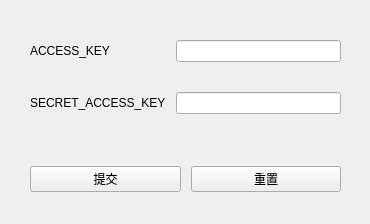
qinxuye/CloudBackup, file CloudBackup/ui/S3Login.ui: the form before one commit.
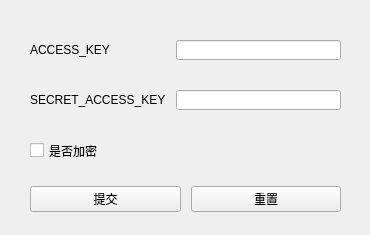
The form after the commit.

Diff of the .ui file:
```diff
--- a/CloudBackup/ui/S3Login.ui
+++ b/CloudBackup/ui/S3Login.ui
@@ -7,7 +7,7 @@
     <x>0</x>
     <y>0</y>
     <width>370</width>
-    <height>224</height>
+    <height>235</height>
    </rect>
   </property>
   <property name="windowTitle">
@@ -19,7 +19,7 @@
      <x>20</x>
      <y>30</y>
      <width>331</width>
-     <height>101</height>
+     <height>141</height>
     </rect>
    </property>
    <layout class="QFormLayout" name="sFormLayout">
@@ -59,13 +59,20 @@
       </property>
      </widget>
     </item>
+    <item row="2" column="0">
+     <widget class="QCheckBox" name="lsencrypt">
+      <property name="text">
+       <string>是否加密</string>
+      </property>
+     </widget>
+    </item>
    </layout>
   </widget>
   <widget class="QWidget" name="gridLayoutWidget">
    <property name="geometry">
     <rect>
      <x>20</x>
-     <y>160</y>
+     <y>180</y>
      <width>331</width>
      <height>39</height>
     </rect>
```
